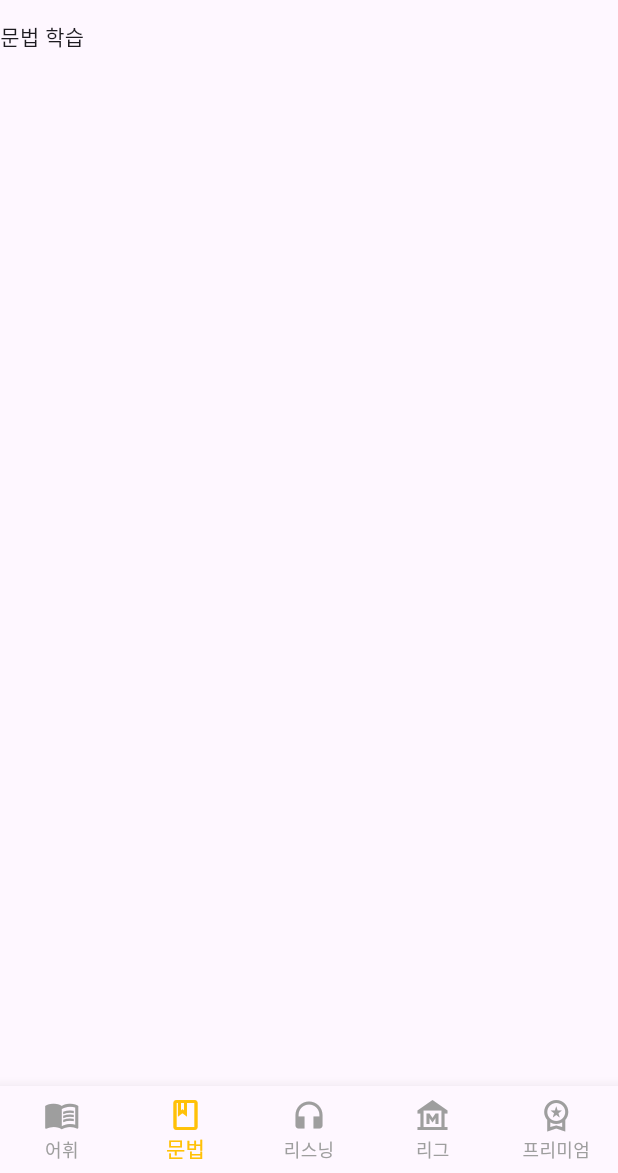
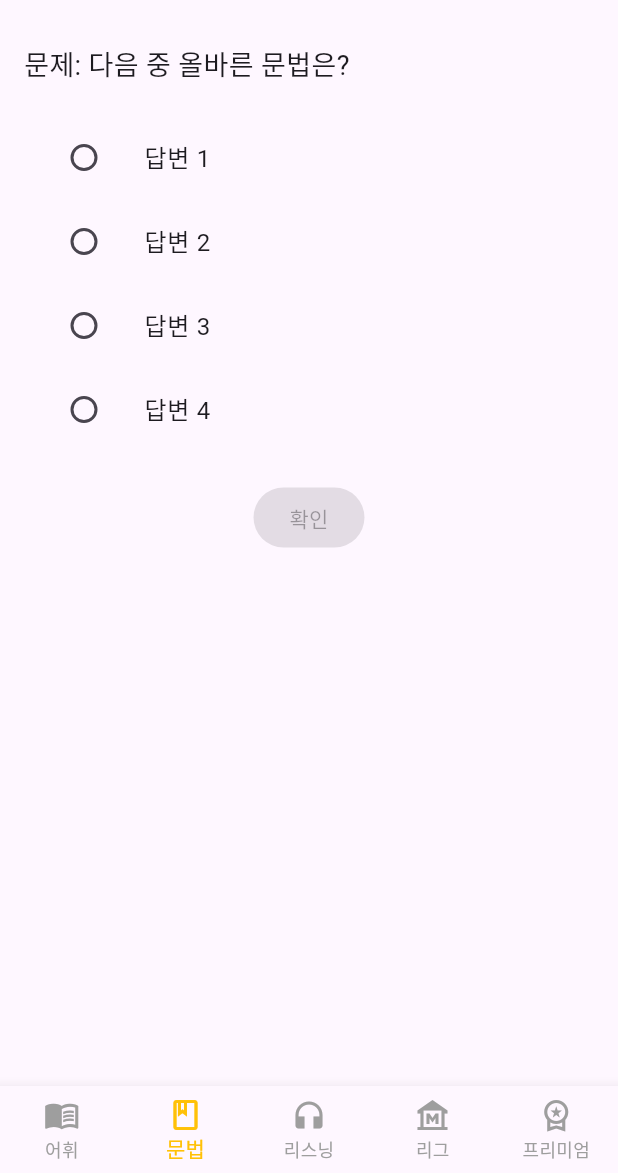
Before and after one commit to ice1250/ai_chat, a Flutter app: the HomePage screen opened by its route, item 2 of the bottom bar chosen, on a phone screen of 412 x 824 dp, the part 63-1236 px from its top. Run offline on Flutter 3.47's test engine with Material 3 defaults, Android fonts, the phone set to English and light mode, and no system bars; our stand-ins replace audioplayers, dio, flutter_dotenv, flutter_riverpod, freezed_annotation, logger and 6 more; missing offline and left inert: record; accounts and stored records are empty; generated files the repository leaves out were written again; network calls fail.

Commit message:
코드 정리

```diff
--- a/lib/models/app_version_res.dart
+++ b/lib/models/app_version_res.dart
@@ -20,14 +20,11 @@ class AppVersionRes with _$AppVersionRes {
 @freezed
 class Data with _$Data {
   const factory Data({
-    required int seq,
     required int serviceType,
     required int deviceType,
     required String version,
     required String minVersion,
     required String reviewVersion,
-    required DateTime registDate,
-    required DateTime updateDate,
   }) = _Data;
 
   factory Data.fromJson(Map<String, dynamic> json) => _$DataFromJson(json);
--- a/lib/screens/grammar/grammar_page.dart
+++ b/lib/screens/grammar/grammar_page.dart
@@ -1,3 +1,4 @@
+import 'package:ai_chat/widgets/grammar_quiz.dart';
 import 'package:flutter/material.dart';
 
 class GrammarPage extends StatefulWidget {
@@ -10,6 +11,6 @@ class GrammarPage extends StatefulWidget {
 class _GrammarPageState extends State<GrammarPage> {
   @override
   Widget build(BuildContext context) {
-    return Text('문법 학습');
+    return const GrammarQuiz();
   }
 }
--- /dev/null
+++ b/lib/widgets/grammar_quiz.dart
@@ -0,0 +1,67 @@
+import 'package:flutter/material.dart';
+import 'package:path_provider/path_provider.dart';
+
+class GrammarQuiz extends StatefulWidget {
+  const GrammarQuiz({super.key});
+
+  @override
+  State<StatefulWidget> createState() => _GrammarQuizState();
+
+}
+
+class _GrammarQuizState extends State<GrammarQuiz> {
+  int? _selectedAnswer;
+
+  @override
+  Widget build(BuildContext context) {
+    return Padding(
+      padding: const EdgeInsets.all(16.0),
+      child: Column(
+        crossAxisAlignment: CrossAxisAlignment.start,
+        children: [
+          Text(
+            '문제: 다음 중 올바른 문법은?',
+            style: TextStyle(fontSize: 18),
+          ),
+          SizedBox(height: 20),
+          _buildAnswerTile(0, '답변 1'),
+          _buildAnswerTile(1, '답변 2'),
+          _buildAnswerTile(2, '답변 3'),
+          _buildAnswerTile(3, '답변 4'),
+          SizedBox(height: 20),
+          Center(
+            child: ElevatedButton(
+              onPressed: _selectedAnswer != null ? _confirmAnswer : null,
+              child: Text('확인'),
+            ),
+          ),
+        ],
+      ),
+    );
+  }
+
+  Widget _buildAnswerTile(int index, String answer) {
+    return ListTile(
+      title: Text(answer),
+      leading: Radio<int>(
+        value: index,
+        groupValue: _selectedAnswer,
+        onChanged: (int? value) {
+          setState(() {
+            _selectedAnswer = value;
+          });
+        },
+      ),
+    );
+  }
+
+  void _confirmAnswer() async{
+    // Handle answer confirmation logic here
+    print('Selected answer: $_selectedAnswer');
+
+    final directory = await getApplicationDocumentsDirectory();
+    print('Directory path: ${directory.path}');
+  }
+
+
+}
--- a/pubspec.yaml
+++ b/pubspec.yaml
@@ -16,7 +16,7 @@ publish_to: 'none' # Remove this line if you wish to publish to pub.dev
 # https://developer.apple.com/library/archive/documentation/General/Reference/InfoPlistKeyReference/Articles/CoreFoundationKeys.html
 # In Windows, build-name is used as the major, minor, and patch parts
 # of the product and file versions while build-number is used as the build suffix.
-version: 1.0.0+1
+version: 3.2.8+1
 
 environment:
   sdk: '>=3.3.0 <4.0.0'
@@ -49,6 +49,7 @@ dependencies:
   flutter_riverpod: ^2.5.1
   riverpod_annotation: ^2.3.5
   freezed_annotation: ^2.4.4
+  package_info_plus: ^8.0.1
 
 dev_dependencies:
   flutter_test:
```
Also changed, not shown: lib/api/api_client.dart (+8 -25 lines), lib/api/api_interceptor.dart (added, +14 -0 lines), lib/api/auth_client.dart (+1 -22 lines), lib/api/logger_interceptor.dart (added, +13 -0 lines), lib/repository/api_repository.dart (added, +33 -0 lines), lib/repository/auth_repository.dart (+10 -5 lines), lib/screens/splash_screen.dart (+26 -6 lines), lib/screens/voca/voca_page.dart (+21 -3 lines), lib/widgets/dialog_error.dart (added, +34 -0 lines), 1 other file.
